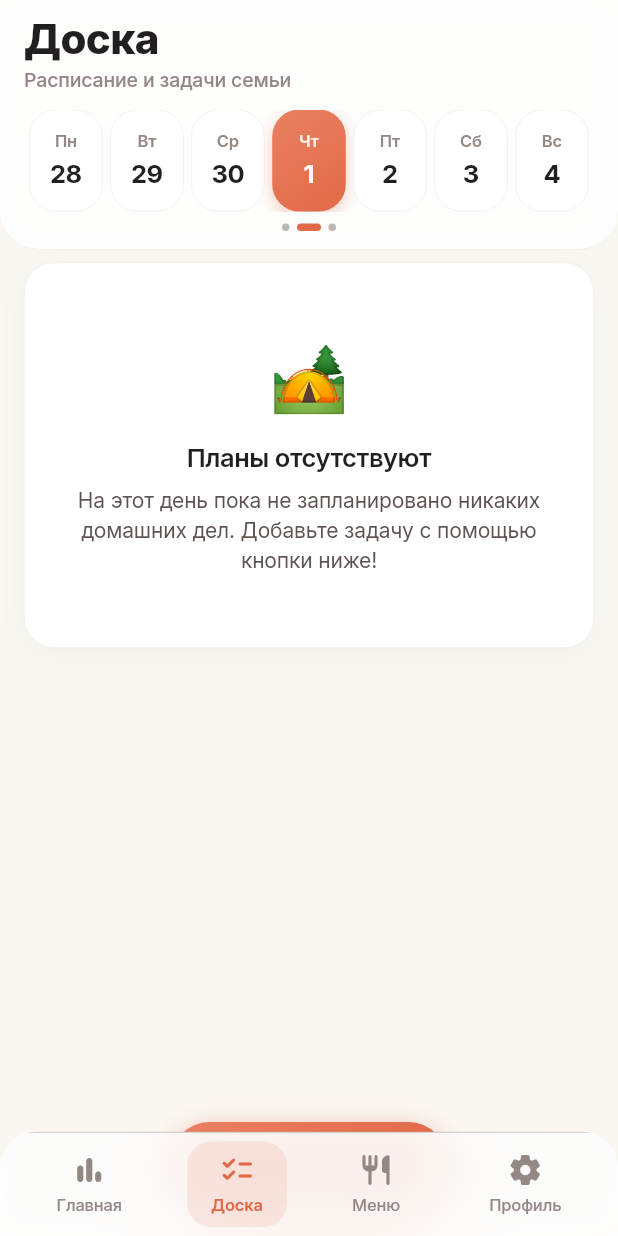
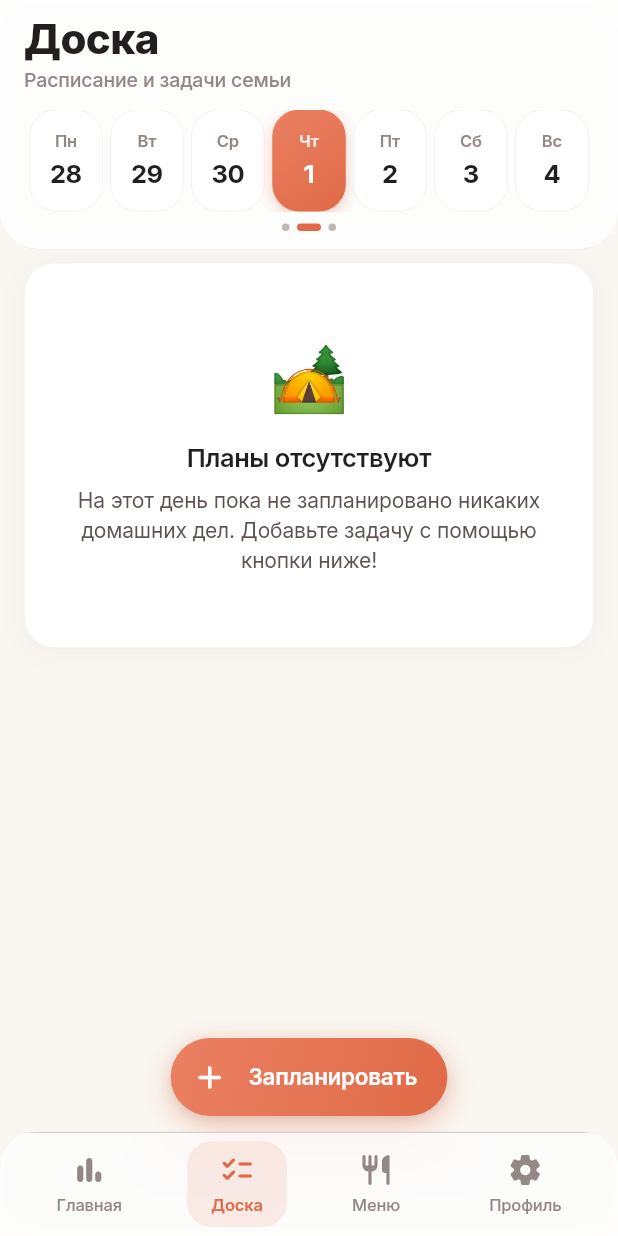
Before and after one commit to PANATARA/app-shit-3, a Flutter app: the BoardScreen screen opened by its route, on a phone screen of 412 x 824 dp. Run offline on Flutter 3.47's test engine with Material 3 defaults, Android fonts, the phone set to English and light mode, and no system bars; our stand-ins replace dio, flutter_riverpod, flutter_secure_storage, go_router, google_fonts, shared_preferences; accounts and stored records are empty; network calls fail.

Commit message:
fix(board): adjust FAB and list bottom padding above translucent bar

```diff
--- a/lib/features/chores/screens/board_screen.dart
+++ b/lib/features/chores/screens/board_screen.dart
@@ -73,7 +73,7 @@
               child: ListView(
                 controller: _scrollController,
                 physics: const BouncingScrollPhysics(parent: AlwaysScrollableScrollPhysics()),
-                padding: const EdgeInsets.fromLTRB(16, 175, 16, 110),
+                padding: const EdgeInsets.fromLTRB(16, 175, 16, 150),
                 children: [
                   if (boardState.isLoading) ...[
                     const CardPlannedChoreSkeleton(count: 3),
@@ -275,7 +275,7 @@
           Align(
             alignment: Alignment.bottomCenter,
             child: Padding(
-              padding: const EdgeInsets.only(bottom: 24),
+              padding: const EdgeInsets.only(bottom: 80),
               child: _buildFab(selectedDate),
             ),
           ),
```
